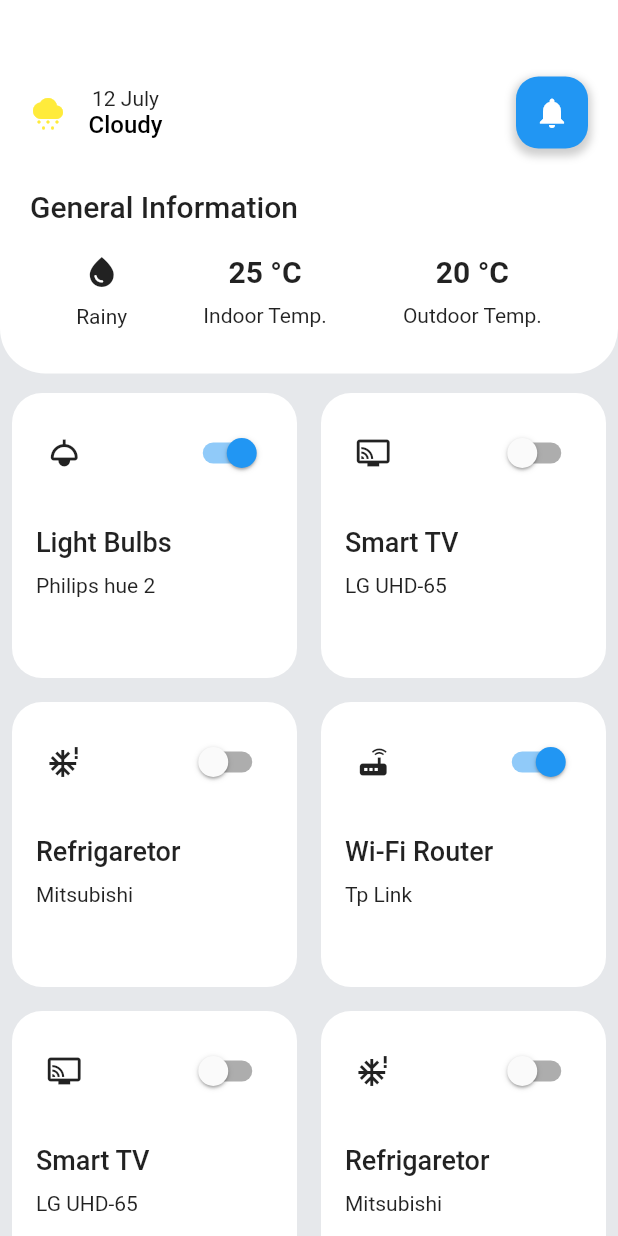
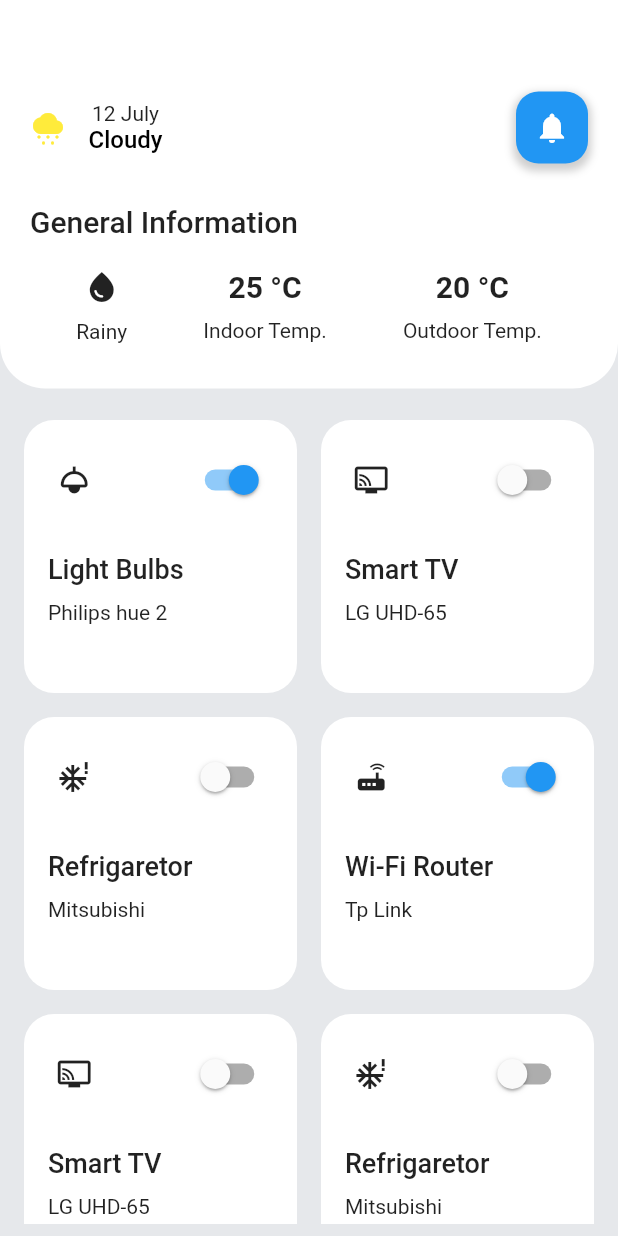
Before and after one commit to Alexeenko-Ilya-itransition/Flutter_learn, a Flutter app: the screen it shows after launch, on a phone screen of 412 x 824 dp. Run offline on Flutter 3.47's test engine with Material 2 defaults, Android fonts, the phone set to English and light mode, and no system bars.

Commit message:
Padding for GridView

```diff
--- a/lib/main.dart
+++ b/lib/main.dart
@@ -46,7 +46,7 @@ class _HomePageState extends State<HomePage> {
                     bottomLeft: Radius.circular(30),
                     bottomRight: Radius.circular(30))),
             child: Column(children: [
-              const SizedBox(height: 40),
+              const SizedBox(height: 50),
               Row(
                 mainAxisAlignment: MainAxisAlignment.spaceBetween,
                 children: [
@@ -172,12 +172,15 @@ class _HomePageState extends State<HomePage> {
             ]),
           ),
           Expanded(
+              child: Padding(
+                padding: const EdgeInsets.all(8.0),
                 child: GridView.count(
                 crossAxisCount: 2,
                 children: List.generate(devices.length, (index) {
                   return createElement(devices[index].icon, devices[index].isActive,
                       devices[index].name, devices[index].model,index);
                 })
+          ),
               )
         )
         ]));
```
Lines whose indentation alone changed are shown as unchanged.
